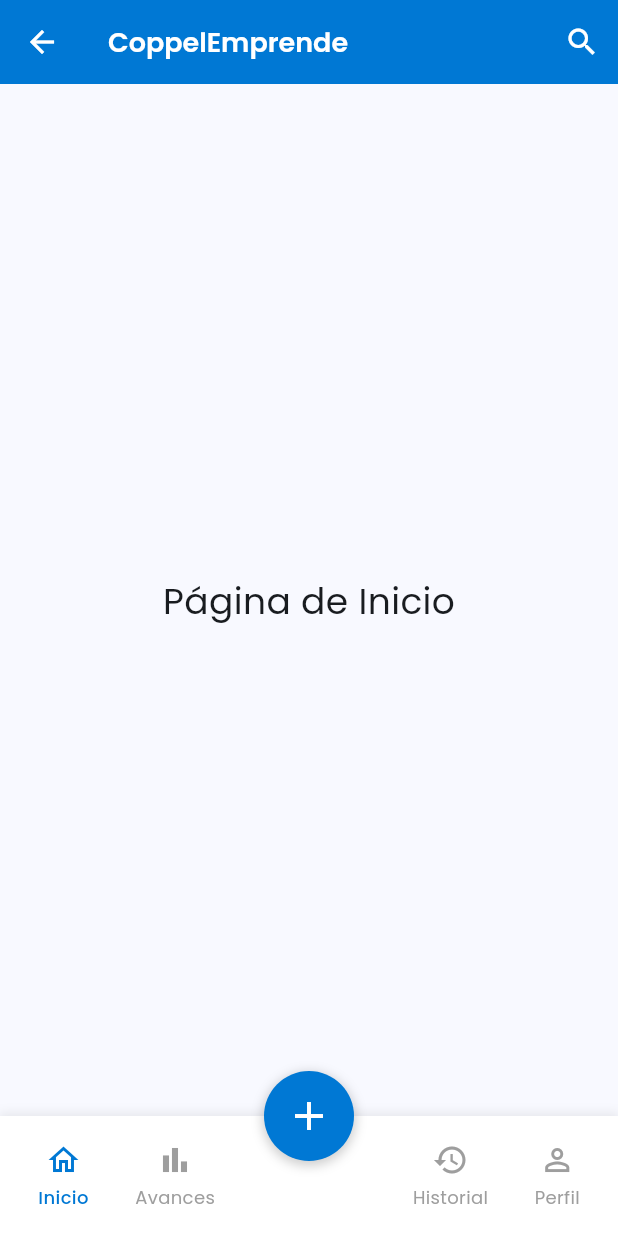
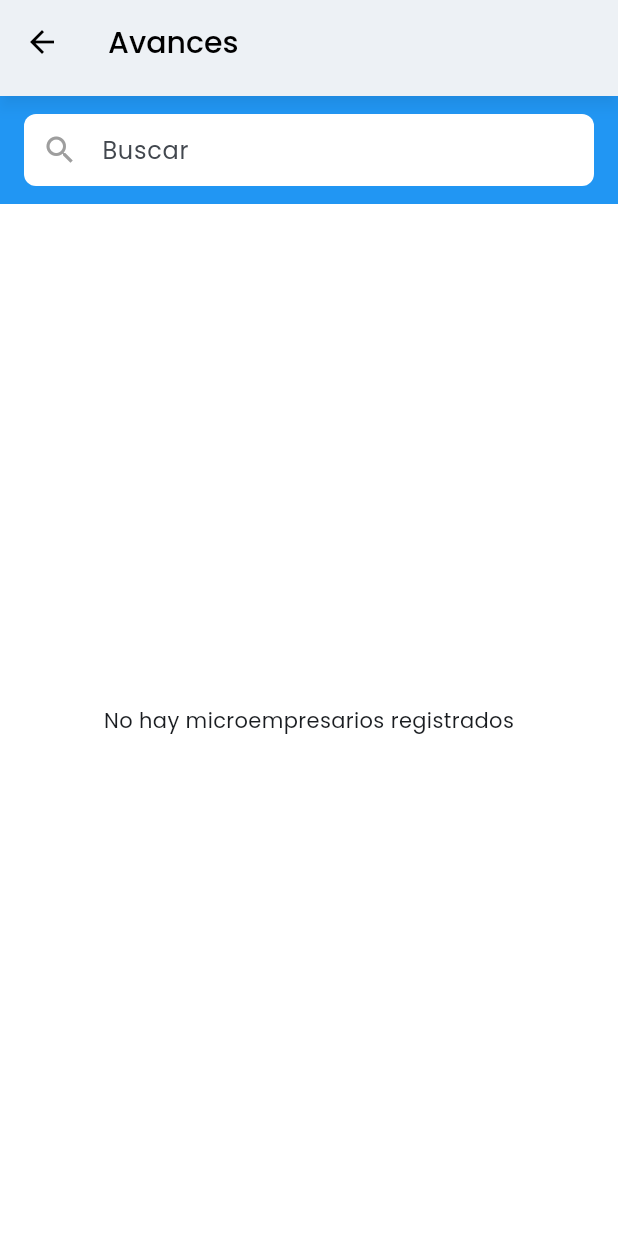
Before and after one commit to winouwu/coppelemprende, a Flutter app: the HomeScreen screen opened by its route, after a tap on "Avances", on a phone screen of 412 x 824 dp. Run offline on Flutter 3.47's test engine with Material 3 defaults, Android fonts, the phone set to English and light mode, and no system bars; our stand-ins replace percent_indicator, supabase_flutter; accounts and stored records are empty.

Commit message:
implementacion de la pantalla de avances

```diff
--- /dev/null
+++ b/lib/core/constants/supabase_constants.dart
@@ -0,0 +1,3 @@
+import 'package:supabase_flutter/supabase_flutter.dart';
+
+final supabase = Supabase.instance.client;
--- /dev/null
+++ b/lib/features/avances/screens/avances_screen.dart
@@ -0,0 +1,260 @@
+import 'package:flutter/material.dart';
+import 'package:percent_indicator/circular_percent_indicator.dart';
+import 'package:supabase_flutter/supabase_flutter.dart';
+import '../../../core/constants/supabase_constants.dart';
+import 'dart:developer' as developer;
+
+class AvancesScreen extends StatefulWidget {
+  final int? userId; // Id de usuario opcional
+
+  const AvancesScreen({super.key, this.userId});
+
+  @override
+  State<AvancesScreen> createState() => _AvancesScreenState();
+}
+
+class _AvancesScreenState extends State<AvancesScreen> {
+  List<Map<String, dynamic>> microempresarios = [];
+  bool isLoading = true;
+  String? errorMessage;
+  int? _effectiveUserId;
+
+  @override
+  void initState() {
+    super.initState();
+    _obtenerIdUsuario();
+  }
+
+  Future<void> _obtenerIdUsuario() async {
+    try {
+      developer.log('Iniciando obtención de ID de usuario');
+
+      // Si ya tenemos el ID del usuario, usarlo directamente
+      if (widget.userId != null) {
+        _effectiveUserId = widget.userId;
+        developer.log('Usando ID de usuario proporcionado: $_effectiveUserId');
+        _cargarMicroempresarios();
+        return;
+      }
+
+      // De lo contrario, intentar obtenerlo desde la sesión actual
+      final user = supabase.auth.currentUser;
+
+      if (user == null) {
+        developer.log('No hay usuario logueado');
+        setState(() {
+          isLoading = false;
+          errorMessage = 'No hay usuario logueado';
+        });
+        return;
+      }
+
+      developer.log('Usuario autenticado UUID: ${user.id}');
+
+      // Obtener el id_usuario desde la tabla usuario basado en el email
+      final userData = await supabase
+          .from('usuario')
+          .select('id_usuario')
+          .eq('email', user.email ?? '')
+          .maybeSingle();
+
+      if (userData == null) {
+        developer.log('No se encontró el usuario en la tabla usuario');
+        setState(() {
+          isLoading = false;
+          errorMessage = 'No se encontró información del usuario';
+        });
+        return;
+      }
+
+      _effectiveUserId = userData['id_usuario'] as int;
+      developer.log('ID de usuario numérico obtenido: $_effectiveUserId');
+
+      _cargarMicroempresarios();
+    } catch (e) {
+      developer.log('Error al obtener ID de usuario: $e', error: e);
+      setState(() {
+        isLoading = false;
+        errorMessage = 'Error al obtener información del usuario: $e';
+      });
+    }
+  }
+
+  Future<void> _cargarMicroempresarios() async {
+    try {
+      if (_effectiveUserId == null) {
+        developer.log('No se pudo obtener un ID de usuario válido');
+        setState(() {
+          isLoading = false;
+          errorMessage = 'No se pudo obtener un ID de usuario válido';
+        });
+        return;
+      }
+
+      developer.log('Cargando microempresarios para usuario ID: $_effectiveUserId');
+
+      final response = await supabase
+          .from('microempresario')
+          .select()
+          .eq('id_usuario_registro', _effectiveUserId!);
+
+      developer.log('Microempresarios encontrados: ${response.length}');
+
+      setState(() {
+        microempresarios = List<Map<String, dynamic>>.from(response);
+        isLoading = false;
+      });
+    } catch (e) {
+      developer.log('Error al cargar microempresarios: $e', error: e);
+      setState(() {
+        isLoading = false;
+        errorMessage = 'Error al cargar datos: $e';
+      });
+    }
+  }
+
+  @override
+  Widget build(BuildContext context) {
+    return Scaffold(
+      backgroundColor: Colors.white,
+      appBar: AppBar(
+        leading: IconButton(
+          icon: const Icon(Icons.arrow_back, color: Colors.black),
+          onPressed: () => Navigator.of(context).pop(),
+        ),
+        title: const Text(
+          'Avances',
+          style: TextStyle(
+            color: Colors.black,
+            fontSize: 20,
+            fontWeight: FontWeight.w500,
+          ),
+        ),
+        backgroundColor: Colors.white,
+        elevation: 4,
+        shadowColor: Colors.black.withOpacity(0.3),
+        bottom: PreferredSize(
+          preferredSize: const Size.fromHeight(8),
+          child: Container(),
+        ),
+      ),
+      body: Column(
+        children: [
+          Container(
+            padding: const EdgeInsets.symmetric(horizontal: 16, vertical: 12),
+            color: const Color(0xFF2196F3),
+            child: TextField(
+              decoration: InputDecoration(
+                hintText: 'Buscar',
+                prefixIcon: const Icon(Icons.search, color: Colors.grey),
+                filled: true,
+                fillColor: Colors.white,
+                border: OutlineInputBorder(
+                  borderRadius: BorderRadius.circular(8),
+                  borderSide: BorderSide.none,
+                ),
+                contentPadding: const EdgeInsets.symmetric(horizontal: 16),
+              ),
+            ),
+          ),
+          Expanded(
+            child: isLoading
+                ? const Center(child: CircularProgressIndicator())
+                : errorMessage != null
+                    ? Center(child: Text(errorMessage!))
+                    : microempresarios.isEmpty
+                        ? const Center(child: Text('No hay microempresarios registrados'))
+                        : ListView.builder(
+                            padding: const EdgeInsets.all(16),
+                            itemCount: microempresarios.length,
+                            itemBuilder: (context, index) {
+                              final microempresario = microempresarios[index];
+                              final nombre = microempresario['nombre'] ?? 'Sin nombre';
+                              final cantidadLecciones = microempresario['cantidad_lecciones'] ?? 0;
+
+                              return Padding(
+                                padding: const EdgeInsets.only(bottom: 8),
+                                child: EstudianteAvanceCard(
+                                  nombre: nombre,
+                                  leccionesCompletadas: cantidadLecciones,
+                                  totalLecciones: 20,
+                                ),
+                              );
+                            },
+                          ),
+          ),
+        ],
+      ),
+    );
+  }
+}
+
+class EstudianteAvanceCard extends StatelessWidget {
+  final String nombre;
+  final int leccionesCompletadas;
+  final int totalLecciones;
+
+  const EstudianteAvanceCard({
+    super.key,
+    required this.nombre,
+    required this.leccionesCompletadas,
+    required this.totalLecciones,
+  });
+
+  @override
+  Widget build(BuildContext context) {
+    final double progreso = leccionesCompletadas / totalLecciones;
+    final int porcentaje = (progreso * 100).round();
+
+    return Container(
+      padding: const EdgeInsets.all(12),
+      decoration: BoxDecoration(
+        color: const Color(0xFFEEEEEE),
+        borderRadius: BorderRadius.circular(4),
+      ),
+      child: Row(
+        children: [
+          Expanded(
+            child: Column(
+              crossAxisAlignment: CrossAxisAlignment.start,
+              children: [
+                Text(
+                  nombre,
+                  style: const TextStyle(
+                    fontSize: 14,
+                    fontWeight: FontWeight.w500,
+                  ),
+                ),
+                const SizedBox(height: 2),
+                Text(
+                  '$leccionesCompletadas lecciones completadas de $totalLecciones lecciones',
+                  style: TextStyle(
+                    fontSize: 12,
+                    color: Colors.grey[600],
+                  ),
+                ),
+              ],
+            ),
+          ),
+          const SizedBox(width: 16),
+          CircularPercentIndicator(
+            radius: 20.0,
+            lineWidth: 4.0,
+            animation: true,
+            percent: progreso,
+            center: Text(
+              '$porcentaje%',
+              style: const TextStyle(
+                fontSize: 10,
+                fontWeight: FontWeight.bold,
+              ),
+            ),
+            circularStrokeCap: CircularStrokeCap.round,
+            progressColor: const Color(0xFF2196F3),
+            backgroundColor: Colors.grey[300]!,
+          ),
+        ],
+      ),
+    );
+  }
+}
--- a/lib/features/registros/screens/registros_screen.dart
+++ b/lib/features/registros/screens/registros_screen.dart
@@ -124,7 +124,11 @@ class _RegistrosScreenState extends State<RegistrosScreen> {
       // Navegar a otras pantallas según el índice
       switch (index) {
         case 1:
-          Navigator.pushReplacementNamed(context, '/avances');
+          Navigator.pushReplacementNamed(
+            context,
+            '/avances',
+            arguments: widget.userId, // Pasar el ID del usuario
+          );
           break;
         case 2:
           Navigator.pushReplacementNamed(context, '/historial');
--- a/lib/home/screens/home_screen.dart
+++ b/lib/home/screens/home_screen.dart
@@ -10,6 +10,11 @@ class HomeScreen extends StatefulWidget {
 
 class _HomeScreenState extends State<HomeScreen> {
   int _currentIndex = 0;
+  // Agregar el ID del usuario
+  final int? userId;
+
+  // Constructor que inicializa el userId desde el constructor padre
+  _HomeScreenState() : userId = null;
 
   final List<Widget> _pages = [
     // Página de inicio
@@ -50,7 +55,11 @@ class _HomeScreenState extends State<HomeScreen> {
           Navigator.pushReplacementNamed(context, '/registros');
           break;
         case 1:
-          Navigator.pushReplacementNamed(context, '/avances');
+          Navigator.pushReplacementNamed(
+            context,
+            '/avances',
+            arguments: userId, // Pasar el ID del usuario
+          );
           break;
         case 2:
           Navigator.pushReplacementNamed(context, '/historial');
--- a/lib/routes/app_routes.dart
+++ b/lib/routes/app_routes.dart
@@ -3,6 +3,7 @@ import '../features/auth/screens/login_screen.dart';
 import '../features/auth/screens/register_screen.dart';
 import '../home/screens/home_screen.dart';
 import '../features/micro_empresarios/screens/microempresas_screen.dart';
+import '../features/avances/screens/avances_screen.dart';
 
 class AppRoutes {
   static const String initial = '/login';
@@ -20,6 +21,11 @@ class AppRoutes {
       register: (context) => const RegisterScreen(userId: 0),
       home: (context) => const HomeScreen(),
       microempresas: (context) => const MicroempresasScreen(),
+      avances: (context) {
+        // Obtener el userId de los argumentos si está disponible
+        final userId = ModalRoute.of(context)?.settings.arguments as int?;
+        return AvancesScreen(userId: userId);
+      },
     };
   }
 }
--- a/pubspec.yaml
+++ b/pubspec.yaml
@@ -35,6 +35,7 @@ dependencies:
   # Use with the CupertinoIcons class for iOS style icons.
   cupertino_icons: ^1.0.8
   supabase_flutter: ^2.8.4
+  percent_indicator: ^4.2.3
 
 dev_dependencies:
   flutter_test:
```
Also changed, not shown: pubspec.lock.
